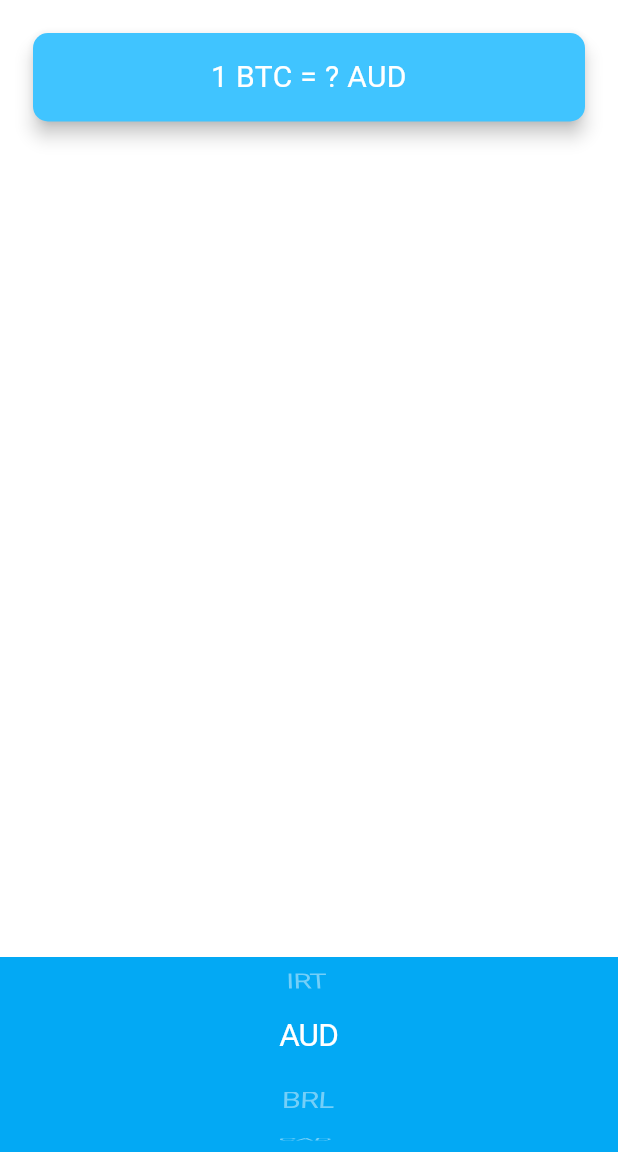
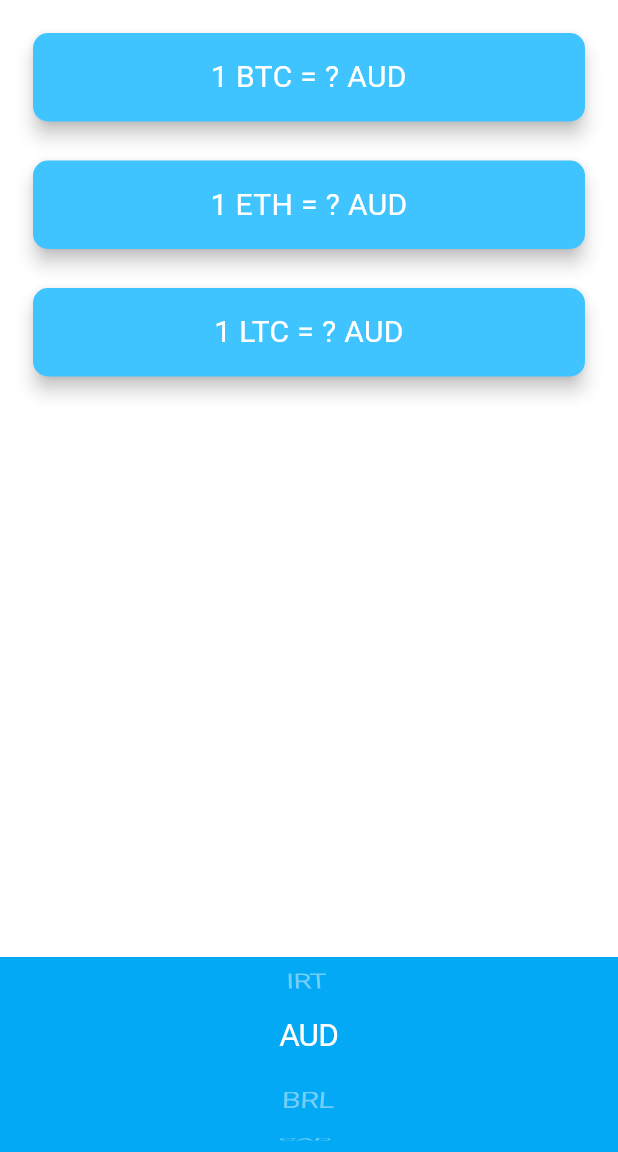
Before and after one commit to ERFAN-gray/coin_ticker_demo, a Flutter app: the screen it shows after launch, after a tap on "AUD", on a phone screen of 412 x 824 dp, the part 84-1236 px from its top. Run offline on Flutter 3.47's test engine with Material 3 defaults, Android fonts, the phone set to English and light mode, and no system bars; network calls fail.

Commit message:
complet the app and challange

```diff
--- a/lib/coin_data.dart
+++ b/lib/coin_data.dart
@@ -1,3 +1,5 @@
+import 'dart:convert';
+
 import 'package:http/http.dart' as http;
 
 const List<String> currenciesList = [
@@ -19,7 +21,6 @@ const List<String> currenciesList = [
   'NZD',
   'PLN',
   'RON',
-  'RUB',
   'SEK',
   'SGD',
   'ZAR'
@@ -36,8 +37,20 @@ const apiKey = '9CB30313-4EAC-4DD4-AB4C-3F4DD69D0210';
 
 class CoinData {
   Future getCoinData(String currency) async {
-    http.Response response =
-        await http.get(Uri.parse("$coinAPIURL/BTC/$currency?apikey=$apiKey"));
-    print(response.body);
+    Map<String, String> cryptoPrices = {};
+    for (String crypto in cryptoList) {
+      http.Response response = await http
+          .get(Uri.parse("$coinAPIURL/$crypto/$currency?apikey=$apiKey"));
+      if (response.statusCode == 200) {
+        var decodedData = jsonDecode(response.body);
+        double lastPrice = decodedData["rate"];
+        cryptoPrices[crypto] = lastPrice.toStringAsFixed(0);
+      } else {
+        // ignore: avoid_print
+        print(response.statusCode);
+        throw " somthing wrong with api";
+      }
+    }
+    return cryptoPrices;
   }
 }
--- a/lib/price_screen.dart
+++ b/lib/price_screen.dart
@@ -18,26 +18,37 @@ class _PriceScreenState extends State<PriceScreen> {
     getData();
   }
 
+  Map<String, String> coinvalues = {};
+  bool isWaiting = false;
+
   void getData() async {
-    setState(() {
-      coinData.getCoinData(pickedCurreny);
-    });
+    isWaiting = true;
+    try {
+      var data = await coinData.getCoinData(pickedCurreny);
+      isWaiting = false;
+      setState(() {
+        coinvalues = data;
+      });
+    } catch (error) {
+      // ignore: avoid_print
+      print(error);
+    }
   }
 
-  String? selectedCurrency = "USD";
-  List<DropdownMenuItem> getDropDownItems() {
-    List<DropdownMenuItem> dropDownItems = [];
-    for (String currency in currenciesList) {
-      //(int i = 0; i < currenciesList.length; i++ ) {
-      //String currency = currenciesList[i];
-      var newItem = DropdownMenuItem(
-        value: currency,
-        child: Text(currency),
-      );
-      dropDownItems.add(newItem);
-    }
-    return dropDownItems;
-  }
+  // String? selectedCurrency = "USD";
+  // List<DropdownMenuItem> getDropDownItems() {
+  //   List<DropdownMenuItem> dropDownItems = [];
+  //   for (String currency in currenciesList) {
+  //     //(int i = 0; i < currenciesList.length; i++ ) {
+  //     //String currency = currenciesList[i];
+  //     var newItem = DropdownMenuItem(
+  //       value: currency,
+  //       child: Text(currency),
+  //     );
+  //     dropDownItems.add(newItem);
+  //   }
+  //   return dropDownItems;
+  // }
 
   List<Widget> getPickerItems() {
     List<Text> pickerItems = [];
@@ -63,24 +74,23 @@ class _PriceScreenState extends State<PriceScreen> {
         mainAxisAlignment: MainAxisAlignment.spaceBetween,
         crossAxisAlignment: CrossAxisAlignment.stretch,
         children: [
-          Padding(
-            padding: const EdgeInsets.fromLTRB(18, 18, 18, 0),
-            child: Card(
-              color: Colors.lightBlueAccent,
-              elevation: 5,
-              shape: RoundedRectangleBorder(
-                  borderRadius: BorderRadius.circular(10)),
-              child: Padding(
-                padding:
-                    const EdgeInsets.symmetric(vertical: 15, horizontal: 28),
-                child: Text(
-                  "1 BTC = ? $pickedCurreny",
-                  textAlign: TextAlign.center,
-                  style: const TextStyle(fontSize: 20, color: Colors.white),
-                ),
-              ),
-            ),
-          ),
+          Column(
+              mainAxisAlignment: MainAxisAlignment.spaceBetween,
+              crossAxisAlignment: CrossAxisAlignment.stretch,
+              children: [
+                CryptoCard(
+                    crypto: "BTC",
+                    value: isWaiting ? "?" : coinvalues["BTC"]!,
+                    selectedCurrency: pickedCurreny),
+                CryptoCard(
+                    crypto: "ETH",
+                    value: isWaiting ? "?" : coinvalues["ETH"]!,
+                    selectedCurrency: pickedCurreny),
+                CryptoCard(
+                    crypto: "LTC",
+                    value: isWaiting ? "?" : coinvalues["LTC"]!,
+                    selectedCurrency: pickedCurreny),
+              ]),
           Container(
               height: 130,
               color: Colors.lightBlue,
@@ -109,6 +119,38 @@ class _PriceScreenState extends State<PriceScreen> {
   }
 }
 
+class CryptoCard extends StatelessWidget {
+  const CryptoCard(
+      {super.key,
+      required this.crypto,
+      required this.value,
+      required this.selectedCurrency});
+
+  final String crypto;
+  final String value;
+  final String selectedCurrency;
+
+  @override
+  Widget build(BuildContext context) {
+    return Padding(
+      padding: const EdgeInsets.fromLTRB(18, 18, 18, 0),
+      child: Card(
+        color: Colors.lightBlueAccent,
+        elevation: 5,
+        shape: RoundedRectangleBorder(borderRadius: BorderRadius.circular(10)),
+        child: Padding(
+          padding: const EdgeInsets.symmetric(vertical: 15, horizontal: 28),
+          child: Text(
+            "1 $crypto = $value $selectedCurrency",
+            textAlign: TextAlign.center,
+            style: const TextStyle(fontSize: 20, color: Colors.white),
+          ),
+        ),
+      ),
+    );
+  }
+}
+
 // DropdownButton(
 //                 value: selectedCurrency,
 //                 items: getDropDownItems(),
```
